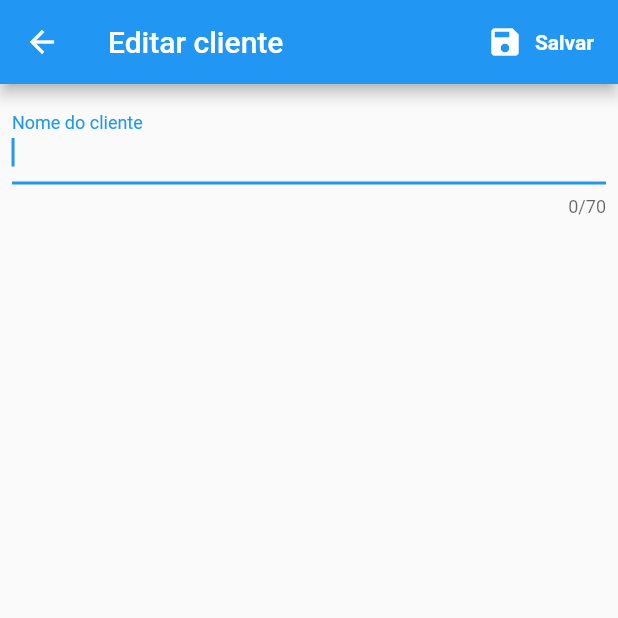
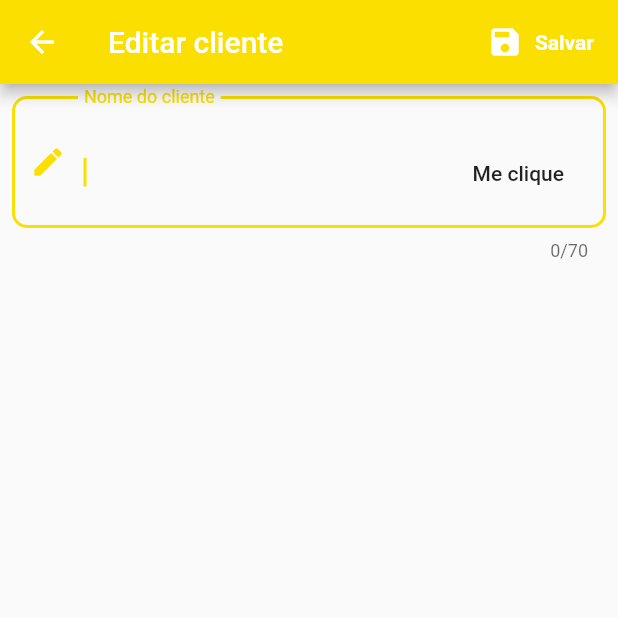
Before and after one commit to desenvspintec/app-flutter-treinamento, a Flutter app: the FrmCadastroCliente screen opened by its route, after a tap on the "add" icon, on a phone screen of 412 x 824 dp, the top half of it. Run offline on Flutter 3.47's test engine with Material 2 defaults, Android fonts, the phone set to English and light mode, and no system bars; our stand-ins replace sqflite; accounts and stored records are empty.

Commit message:
Alterações

```diff
--- a/lib/funcoes/FrmCadastroCliente.dart
+++ b/lib/funcoes/FrmCadastroCliente.dart
@@ -1,9 +1,11 @@
 import 'dart:convert';
 
 import 'package:aula_app/modelo/Cliente.dart';
+import 'package:aula_app/util/DatabaseHelper.dart';
 import 'package:flutter/cupertino.dart';
 import 'package:flutter/material.dart';
 import 'package:http/http.dart' as http;
+import 'package:aula_app/util/DatabaseHelper.dart';
 
 class FrmCadastroCliente extends StatefulWidget {
   final String url;
@@ -19,6 +21,7 @@ class _FrmCadastroClienteState extends State<FrmCadastroCliente> {
 
   List<Cliente> _listaClientes = new List();
   List<Cliente> _listaClientesFiltrada = new List();
+  DatabaseHelper _databaseHelper = new DatabaseHelper();
 
   @override
   void initState() {
@@ -30,22 +33,33 @@ class _FrmCadastroClienteState extends State<FrmCadastroCliente> {
   }
 
   Future<void> _carregarClientes() async {
-    String endereco = "http://200.237.160.253:8080/Aula/metodos/cadastro/cliente/obter";
-    var response = await http.get(endereco);
+    // String endereco = "http://200.237.160.253:8080/Aula/metodos/cadastro/cliente/obter";
+    // var response = await http.get(endereco);
+    //
+    // if (response.statusCode == 200) {
+    //   var resposta = json.decode(response.body);
+    //
+    //   _listaClientes.clear();
+    //   _listaClientesFiltrada.clear();
+    //
+    //   resposta['dados'].forEach((dado) {
+    //     setState(() {
+    //       _listaClientes.add(Cliente.fromJson(json.decode(dado)['Cliente']));
+    //       _listaClientesFiltrada.add(Cliente.fromJson(json.decode(dado)['Cliente']));
+    //     });
+    //   });
+    // }
 
-    if (response.statusCode == 200) {
-      var resposta = json.decode(response.body);
+    List<Map<String, dynamic>> dados = await _databaseHelper.getSQLSelect("Select * from cliente order by nm_cliente");
+    _listaClientes.clear();
+    _listaClientesFiltrada.clear();
 
-      _listaClientes.clear();
-      _listaClientesFiltrada.clear();
-
-      resposta['dados'].forEach((dado) {
-        setState(() {
-          _listaClientes.add(Cliente.fromJson(json.decode(dado)['Cliente']));
-          _listaClientesFiltrada.add(Cliente.fromJson(json.decode(dado)['Cliente']));
-        });
+    dados.forEach((dado) {
+      setState(() {
+        _listaClientes.add(Cliente.fromMap(dado));
+        _listaClientesFiltrada.add(Cliente.fromMap(dado));
       });
-    }
+    });
   }
 
   void _filtrarClientes(String cliente) {
--- a/lib/funcoes/FrmCadastroClienteEdit.dart
+++ b/lib/funcoes/FrmCadastroClienteEdit.dart
@@ -1,10 +1,9 @@
-import 'dart:convert';
 import 'dart:ui';
 
+import 'package:aula_app/util/DatabaseHelper.dart';
 import 'package:flutter/cupertino.dart';
 import 'package:flutter/material.dart';
 import 'package:flutter/services.dart';
-import 'package:http/http.dart' as http;
 
 class FrmCadastroClienteEdit extends StatefulWidget {
   final String url;
@@ -20,6 +19,7 @@ class _FrmCadastroClienteEditState extends State<FrmCadastroClienteEdit> {
   var _formKey = GlobalKey<FormState>();
 
   TextEditingController _edNome = TextEditingController();
+  DatabaseHelper _databaseHelper = new DatabaseHelper();
 
   @override
   void initState() {
@@ -34,7 +34,16 @@ class _FrmCadastroClienteEditState extends State<FrmCadastroClienteEdit> {
         child: Column(
           children: [
             TextFormField(
-              decoration: InputDecoration(labelText: 'Nome do cliente'),
+              decoration: InputDecoration(
+                  labelText: 'Nome do cliente',
+                  prefixIcon: Icon(Icons.edit),
+                  suffix: FlatButton(
+                    child: Text('Me clique'),
+                    onPressed: () => _scaffoldKey.currentState.showSnackBar(new SnackBar(content: Text('Clicou'))),
+                  ),
+                  border: OutlineInputBorder(
+                    borderRadius: BorderRadius.circular(10.0),
+                  )),
               controller: _edNome,
               autofocus: true,
               keyboardType: TextInputType.text,
@@ -60,7 +69,10 @@ class _FrmCadastroClienteEditState extends State<FrmCadastroClienteEdit> {
                   Flexible(
                     child: Padding(
                       padding: const EdgeInsets.only(left: 30.0),
-                  child: Text('Salvando...', softWrap: true,),
+                      child: Text(
+                        'Salvando...',
+                        softWrap: true,
+                      ),
                     ),
                   )
                 ],
@@ -72,18 +84,25 @@ class _FrmCadastroClienteEditState extends State<FrmCadastroClienteEdit> {
     if (_formKey.currentState.validate()) {
       _mostrarDlgEspera(context);
 
-      String endereco = "http://200.237.160.253:8080/Aula/metodos/cadastro/cliente/adicionar";
+      // String endereco = "http://200.237.160.253:8080/Aula/metodos/cadastro/cliente/adicionar";
+      //
+      // Map cadastro = {'cdCliente': null, 'nmCliente': _edNome.text.toUpperCase()};
+      //
+      // var response = await http.post(endereco, headers: {"Content-Type": "application/json"}, body: json.encode(cadastro));
+      //
+      // if (response.statusCode == 200) {
+      //   Navigator.pop(context);
+      //   Navigator.pop(context);
+      // }
 
-      Map cadastro = {
-        'cdCliente': null,
-        'nmCliente': _edNome.text.toUpperCase()
-      };
-
-      var response = await http.post(endereco, headers: {"Content-Type": "application/json"}, body: json.encode(cadastro));
-
-      if  (response.statusCode == 200) {
+      try {
+        String nome = _edNome.text;
+        await _databaseHelper.insertSQL("insert into cliente(nm_cliente) values ('$nome')");
         Navigator.pop(context);
         Navigator.pop(context);
+      } catch (e) {
+        Navigator.pop(context);
+        _scaffoldKey.currentState.showSnackBar(new SnackBar(content: Text(e.toString())));
       }
     }
   }
@@ -103,9 +122,15 @@ class _FrmCadastroClienteEditState extends State<FrmCadastroClienteEdit> {
                 children: [
                   Padding(
                     padding: const EdgeInsets.only(right: 8.0),
-                    child: Icon(Icons.save, color: Colors.white,),
+                    child: Icon(
+                      Icons.save,
+                      color: Colors.white,
                     ),
-                  Text('Salvar', style: TextStyle(color: Colors.white, fontWeight: FontWeight.bold),),
+                  ),
+                  Text(
+                    'Salvar',
+                    style: TextStyle(color: Colors.white, fontWeight: FontWeight.bold),
+                  ),
                 ],
               ),
               onPressed: () async => await _salvar(),
--- a/lib/main.dart
+++ b/lib/main.dart
@@ -1,6 +1,7 @@
 import 'package:aula_app/funcoes/FrmCadastroCliente.dart';
 import 'package:aula_app/funcoes/FrmCadastroClienteEdit.dart';
 import 'package:aula_app/funcoes/FrmPrincipal.dart';
+import 'package:aula_app/util/AulaAppColorUtil.dart';
 import 'package:flutter/cupertino.dart';
 import 'package:flutter/material.dart';
 import 'package:flutter_localizations/flutter_localizations.dart';
@@ -15,7 +16,7 @@ class AulaApp extends StatelessWidget {
       debugShowCheckedModeBanner: false,
       title: 'Aula App',
       theme: new ThemeData(
-        primarySwatch: Colors.blue,
+        primarySwatch: AulaAppColorUtil.AulaAmarelo,
         primaryIconTheme: new IconThemeData(color: Colors.white),
         primaryColorBrightness: Brightness.dark,),
       localizationsDelegates: [
--- a/lib/modelo/Cliente.dart
+++ b/lib/modelo/Cliente.dart
@@ -8,4 +8,9 @@ class Cliente {
         this.cdCliente = json['cdCliente'];
         this.nmCliente = json['nmCliente'];
     }
+
+    Cliente.fromMap(Map<String, dynamic> map) {
+        this.cdCliente = map['cd_cliente'];
+        this.nmCliente = map['nm_cliente'];
+    }
 }
--- /dev/null
+++ b/lib/util/AulaAppColorUtil.dart
@@ -0,0 +1,18 @@
+import 'package:flutter/material.dart';
+
+class AulaAppColorUtil {
+    static Map<int, Color> _aulaAmarelo = {
+        50: Color.fromRGBO(250, 223, 0, .1),
+        100: Color.fromRGBO(250, 223, 0, .2),
+        200: Color.fromRGBO(250, 223, 0, .3),
+        300: Color.fromRGBO(250, 223, 0, .4),
+        400: Color.fromRGBO(250, 223, 0, .5),
+        500: Color.fromRGBO(250, 223, 0, .6),
+        600: Color.fromRGBO(250, 223, 0, .7),
+        700: Color.fromRGBO(250, 223, 0, .8),
+        800: Color.fromRGBO(250, 223, 0, .9),
+        900: Color.fromRGBO(250, 223, 0, 1)
+    };
+
+    static MaterialColor AulaAmarelo = new MaterialColor(0xFFFADF00, _aulaAmarelo);
+}
--- /dev/null
+++ b/lib/util/DatabaseHelper.dart
@@ -0,0 +1,58 @@
+import 'dart:io';
+
+import 'package:path_provider/path_provider.dart';
+import 'package:sqflite/sqflite.dart';
+
+class DatabaseHelper {
+  static DatabaseHelper _instancia;
+  static Database _database;
+
+  DatabaseHelper._criarInstancia();
+
+  factory DatabaseHelper() {
+    if (_instancia == null) {
+      _instancia = DatabaseHelper._criarInstancia();
+    }
+
+    return _instancia;
+  }
+
+  Future<Database> inicializarDatabase() async {
+    Directory diretorio = await getApplicationDocumentsDirectory();
+    String caminho = diretorio.path + "banco.db";
+
+    return await openDatabase(caminho, version: 1, onCreate: _createDatabase);
+  }
+
+  Future<void> _createDatabase(Database db, int version) async {
+    await db.execute("Create table cliente(cd_cliente integer primary key autoincrement, nm_cliente text)");
+  }
+
+  Future<Database> get database async {
+    if (_database == null) {
+      _database = await inicializarDatabase();
+    }
+
+    return _database;
+  }
+
+  Future<List<Map<String, dynamic>>> getSQLSelect(String sql, [List<dynamic> parametros]) async {
+    Database db = await this.database;
+    return await db.rawQuery(sql, parametros);
+  }
+
+  Future<int> insertSQL(String sql, [List<dynamic> parametros]) async {
+    Database db = await this.database;
+    return await db.rawInsert(sql, parametros);
+  }
+
+  Future<int> updateSQL(String sql, [List<dynamic> parametros]) async {
+    Database db = await this.database;
+    return await db.rawUpdate(sql, parametros);
+  }
+
+  Future<int> deleteSQL(String sql) async {
+    Database db = await this.database;
+    return await db.rawDelete(sql);
+  }
+}
--- a/pubspec.yaml
+++ b/pubspec.yaml
@@ -32,6 +32,8 @@ dependencies:
   cupertino_icons: ^1.0.0
   font_awesome_flutter: ^8.10.1
   http: ^0.12.2
+  sqflite: ^1.3.1+1
+  path_provider: ^1.6.18
 
 dev_dependencies:
   flutter_test:
```
Also changed, not shown: pubspec.lock. Lines whose indentation alone changed are shown as unchanged.
